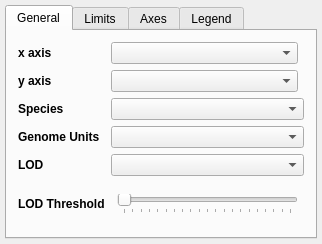
Old version of the form glue_single_cell/qtl_viewer/qt/options_widget.ui in the repository gluesolutions/glue-single-cell.
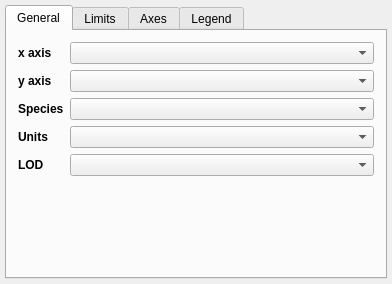
New version of the form. Custom widgets are drawn as their Qt base class.

Commit message: Add slider widget with text field and proper limits

Diff of the .ui file:
```diff
--- a/glue_single_cell/qtl_viewer/qt/options_widget.ui
+++ b/glue_single_cell/qtl_viewer/qt/options_widget.ui
@@ -6,8 +6,8 @@
    <rect>
     <x>0</x>
     <y>0</y>
-    <width>322</width>
-    <height>244</height>
+    <width>392</width>
+    <height>284</height>
    </rect>
   </property>
   <property name="windowTitle">
@@ -67,7 +67,7 @@
          </property>
         </widget>
        </item>
-       <item row="0" column="2" colspan="2">
+       <item row="0" column="1">
         <widget class="QComboBox" name="combosel_x_att">
          <property name="sizeAdjustPolicy">
           <enum>QComboBox::AdjustToMinimumContentsLength</enum>
@@ -87,13 +87,45 @@
          </property>
         </widget>
        </item>
-       <item row="1" column="2" colspan="2">
+       <item row="5" column="1">
+        <spacer name="horizontalSpacer">
+         <property name="orientation">
+          <enum>Qt::Horizontal</enum>
+         </property>
+         <property name="sizeHint" stdset="0">
+          <size>
+           <width>40</width>
+           <height>20</height>
+          </size>
+         </property>
+        </spacer>
+       </item>
+       <item row="4" column="1">
+        <widget class="QComboBox" name="combosel_lod_att"/>
+       </item>
+       <item row="3" column="0">
+        <widget class="QLabel" name="chr_pos_units">
+         <property name="font">
+          <font>
+           <weight>75</weight>
+           <bold>true</bold>
+          </font>
+         </property>
+         <property name="text">
+          <string>Units</string>
+         </property>
+        </widget>
+       </item>
+       <item row="1" column="1">
         <widget class="QComboBox" name="combosel_y_att">
          <property name="sizeAdjustPolicy">
           <enum>QComboBox::AdjustToMinimumContentsLength</enum>
          </property>
         </widget>
        </item>
+       <item row="2" column="1">
+        <widget class="QComboBox" name="combosel_species"/>
+       </item>
        <item row="2" column="0">
         <widget class="QLabel" name="chr_species_lab">
          <property name="font">
@@ -107,23 +139,7 @@
          </property>
         </widget>
        </item>
-       <item row="2" column="2" colspan="3">
-        <widget class="QComboBox" name="combosel_species"/>
-       </item>
-       <item row="3" column="0" colspan="2">
-        <widget class="QLabel" name="chr_pos_units">
-         <property name="font">
-          <font>
-           <weight>75</weight>
-           <bold>true</bold>
-          </font>
-         </property>
-         <property name="text">
-          <string>Genome Units</string>
-         </property>
-        </widget>
-       </item>
-       <item row="3" column="2" colspan="3">
+       <item row="3" column="1">
         <widget class="QComboBox" name="combosel_pos_units"/>
        </item>
        <item row="4" column="0">
@@ -139,42 +155,7 @@
          </property>
         </widget>
        </item>
-       <item row="4" column="2" colspan="3">
-        <widget class="QComboBox" name="combosel_lod_att"/>
-       </item>
-       <item row="5" column="0" rowspan="2" colspan="2">
-        <widget class="QLabel" name="lod_thresh_lab">
-         <property name="font">
-          <font>
-           <weight>75</weight>
-           <bold>true</bold>
-          </font>
-         </property>
-         <property name="text">
-          <string>LOD Threshold</string>
-         </property>
-        </widget>
-       </item>
-       <item row="5" column="3" rowspan="2">
-        <widget class="QSlider" name="value_lod_thresh">
-         <property name="maximum">
-          <number>200</number>
-         </property>
-         <property name="singleStep">
-          <number>10</number>
-         </property>
-         <property name="orientation">
-          <enum>Qt::Horizontal</enum>
-         </property>
-         <property name="tickPosition">
-          <enum>QSlider::TicksBelow</enum>
-         </property>
-         <property name="tickInterval">
-          <number>10</number>
-         </property>
-        </widget>
-       </item>
-       <item row="6" column="1" colspan="2">
+       <item row="8" column="1">
         <spacer name="verticalSpacer_2">
          <property name="orientation">
           <enum>Qt::Vertical</enum>
```
Left out of the diff: 15 changed lines with no effect on the pictures. The commit also changes 4 other files.
